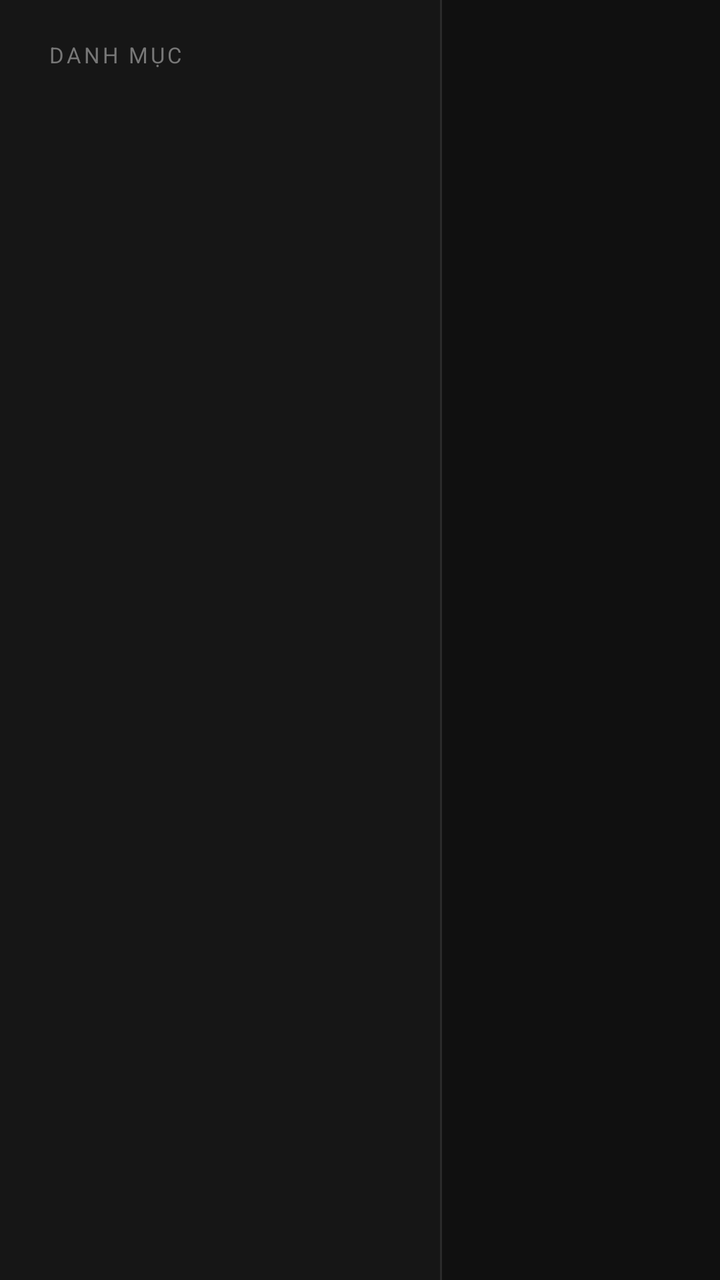
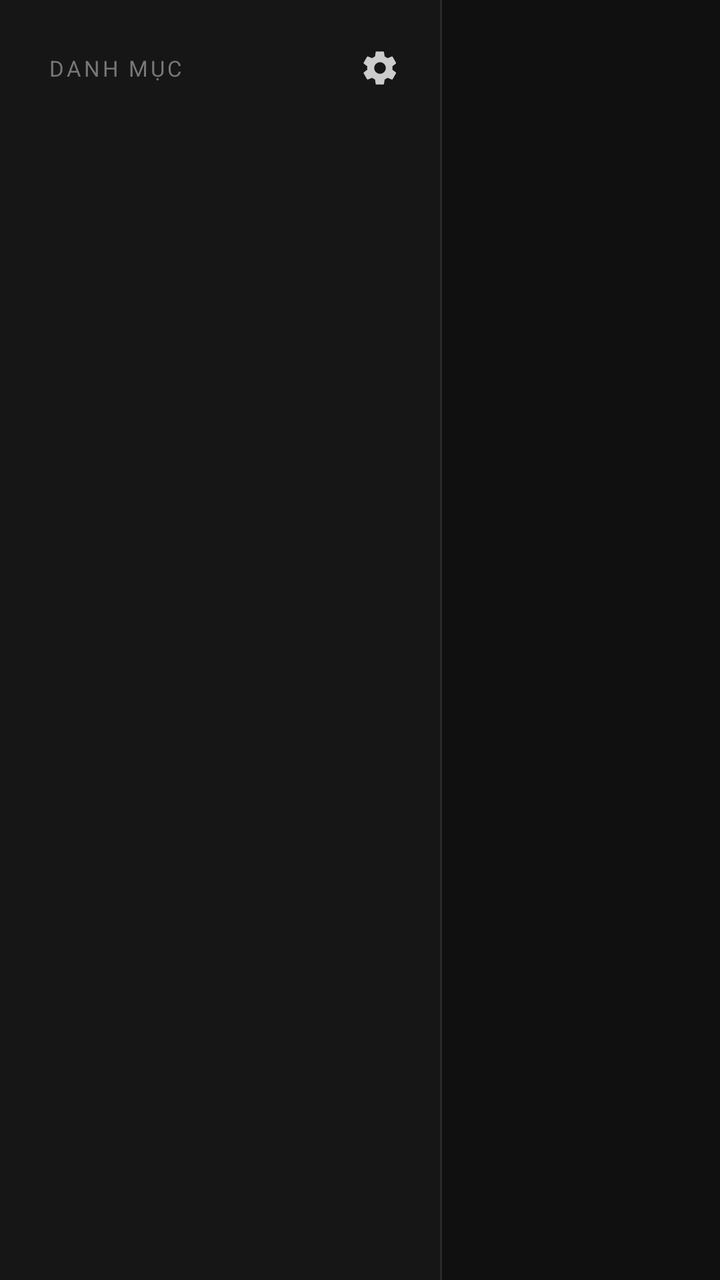

Two renders of the same Android screen: before a commit and after it. Below are the layout's source before the change and the commit's diff.
<!-- AndroidManifest.xml: application theme Theme.VnTv -->
<!-- res/layout/activity_main.xml -->
<?xml version="1.0" encoding="utf-8"?>
<LinearLayout xmlns:android="http://schemas.android.com/apk/res/android"
    android:layout_width="match_parent"
    android:layout_height="match_parent"
    android:orientation="horizontal"
    android:background="#101010">

    <LinearLayout
        android:layout_width="220dp"
        android:layout_height="match_parent"
        android:orientation="vertical"
        android:background="#161616">

        <TextView
            android:layout_width="match_parent"
            android:layout_height="wrap_content"
            android:text="@string/sidebar_header"
            android:textColor="#777777"
            android:textSize="11sp"
            android:letterSpacing="0.12"
            android:paddingHorizontal="24dp"
            android:paddingTop="20dp"
            android:paddingBottom="8dp" />

        <androidx.recyclerview.widget.RecyclerView
            android:id="@+id/category_tabs"
            android:layout_width="match_parent"
            android:layout_height="0dp"
            android:layout_weight="1"
            android:clipToPadding="false" />
    </LinearLayout>

    <View
        android:layout_width="1dp"
        android:layout_height="match_parent"
        android:background="#2A2A2A" />

    <FrameLayout
        android:layout_width="0dp"
        android:layout_height="match_parent"
        android:layout_weight="1">

        <androidx.recyclerview.widget.RecyclerView
            android:id="@+id/channel_grid"
            android:layout_width="match_parent"
            android:layout_height="match_parent"
            android:padding="18dp"
            android:clipToPadding="false" />

        <ProgressBar
            android:id="@+id/progress_bar"
            android:layout_width="wrap_content"
            android:layout_height="wrap_content"
            android:layout_gravity="center"
            android:visibility="visible" />

        <TextView
            android:id="@+id/empty_view"
            android:layout_width="wrap_content"
            android:layout_height="wrap_content"
            android:layout_gravity="center"
            android:text="@string/no_channels"
            android:textColor="#FFFFFF"
            android:textSize="18sp"
            android:visibility="gone" />
    </FrameLayout>
</LinearLayout>
<!-- resources referenced by this layout -->
<resources>
  <string name="no_channels">Không tải được kênh nào. Vào Settings để kiểm tra nguồn.</string>
  <string name="sidebar_header">DANH MỤC</string>
  <style name="Theme.VnTv" parent="Theme.AppCompat.NoActionBar">
          <item name="android:windowBackground">#101010</item>
      </style>
</resources>

<!-- the commit's change to res/layout/activity_main.xml (unified diff, before → after) -->
@@ -11,16 +11,36 @@
         android:orientation="vertical"
         android:background="#161616">
 
-        <TextView
+        <LinearLayout
             android:layout_width="match_parent"
             android:layout_height="wrap_content"
-            android:text="@string/sidebar_header"
-            android:textColor="#777777"
-            android:textSize="11sp"
-            android:letterSpacing="0.12"
-            android:paddingHorizontal="24dp"
-            android:paddingTop="20dp"
-            android:paddingBottom="8dp" />
+            android:orientation="horizontal"
+            android:gravity="center_vertical"
+            android:paddingStart="24dp"
+            android:paddingEnd="12dp"
+            android:paddingTop="16dp"
+            android:paddingBottom="8dp">
+
+            <TextView
+                android:layout_width="0dp"
+                android:layout_weight="1"
+                android:layout_height="wrap_content"
+                android:text="@string/sidebar_header"
+                android:textColor="#777777"
+                android:textSize="11sp"
+                android:letterSpacing="0.12" />
+
+            <ImageView
+                android:id="@+id/settings_button"
+                android:layout_width="36dp"
+                android:layout_height="36dp"
+                android:padding="8dp"
+                android:background="@drawable/tab_background"
+                android:src="@drawable/ic_settings"
+                android:contentDescription="@string/settings_title"
+                android:focusable="true"
+                android:clickable="true" />
+        </LinearLayout>
 
         <androidx.recyclerview.widget.RecyclerView
             android:id="@+id/category_tabs"
<!-- resource entries referenced after the edit -->
@@ -1,6 +1,40 @@
 <!-- resources referenced by this layout -->
 <resources>
+  <!-- drawable ic_settings (drawable) -->
+  <?xml version="1.0" encoding="utf-8"?>
+  <vector xmlns:android="http://schemas.android.com/apk/res/android"
+      android:width="20dp"
+      android:height="20dp"
+      android:viewportWidth="24"
+      android:viewportHeight="24">
+      <path
+          android:fillColor="#CCCCCC"
+          android:pathData="M19.4,13 a7.5,7.5 0 0 0 0.1,-1 a7.5,7.5 0 0 0 -0.1,-1 l2.1,-1.6 a0.5,0.5 0 0 0 0.1,-0.6 l-2,-3.5 a0.5,0.5 0 0 0 -0.6,-0.2 l-2.5,1 a7.3,7.3 0 0 0 -1.7,-1 l-0.4,-2.6 a0.5,0.5 0 0 0 -0.5,-0.4 h-4 a0.5,0.5 0 0 0 -0.5,0.4 l-0.4,2.6 a7.3,7.3 0 0 0 -1.7,1 l-2.5,-1 a0.5,0.5 0 0 0 -0.6,0.2 l-2,3.5 a0.5,0.5 0 0 0 0.1,0.6 l2.1,1.6 a7.5,7.5 0 0 0 -0.1,1 a7.5,7.5 0 0 0 0.1,1 l-2.1,1.6 a0.5,0.5 0 0 0 -0.1,0.6 l2,3.5 a0.5,0.5 0 0 0 0.6,0.2 l2.5,-1 a7.3,7.3 0 0 0 1.7,1 l0.4,2.6 a0.5,0.5 0 0 0 0.5,0.4 h4 a0.5,0.5 0 0 0 0.5,-0.4 l0.4,-2.6 a7.3,7.3 0 0 0 1.7,-1 l2.5,1 a0.5,0.5 0 0 0 0.6,-0.2 l2,-3.5 a0.5,0.5 0 0 0 -0.1,-0.6 z M12,15.5 a3.5,3.5 0 1 1 0,-7 a3.5,3.5 0 0 1 0,7 z" />
+  </vector>
+  <!-- drawable tab_background (drawable) -->
+  <?xml version="1.0" encoding="utf-8"?>
+  <selector xmlns:android="http://schemas.android.com/apk/res/android">
+      <item android:state_focused="true">
+          <shape android:shape="rectangle">
+              <solid android:color="#3399FF" />
+              <corners android:radius="8dp" />
+          </shape>
+      </item>
+      <item android:state_selected="true">
+          <shape android:shape="rectangle">
+              <solid android:color="#1565C0" />
+              <corners android:radius="8dp" />
+          </shape>
+      </item>
+      <item>
+          <shape android:shape="rectangle">
+              <solid android:color="@android:color/transparent" />
+              <corners android:radius="8dp" />
+          </shape>
+      </item>
+  </selector>
   <string name="no_channels">Không tải được kênh nào. Vào Settings để kiểm tra nguồn.</string>
+  <string name="settings_title">Nguồn danh sách kênh (M3U)</string>
   <string name="sidebar_header">DANH MỤC</string>
   <style name="Theme.VnTv" parent="Theme.AppCompat.NoActionBar">
           <item name="android:windowBackground">#101010</item>
